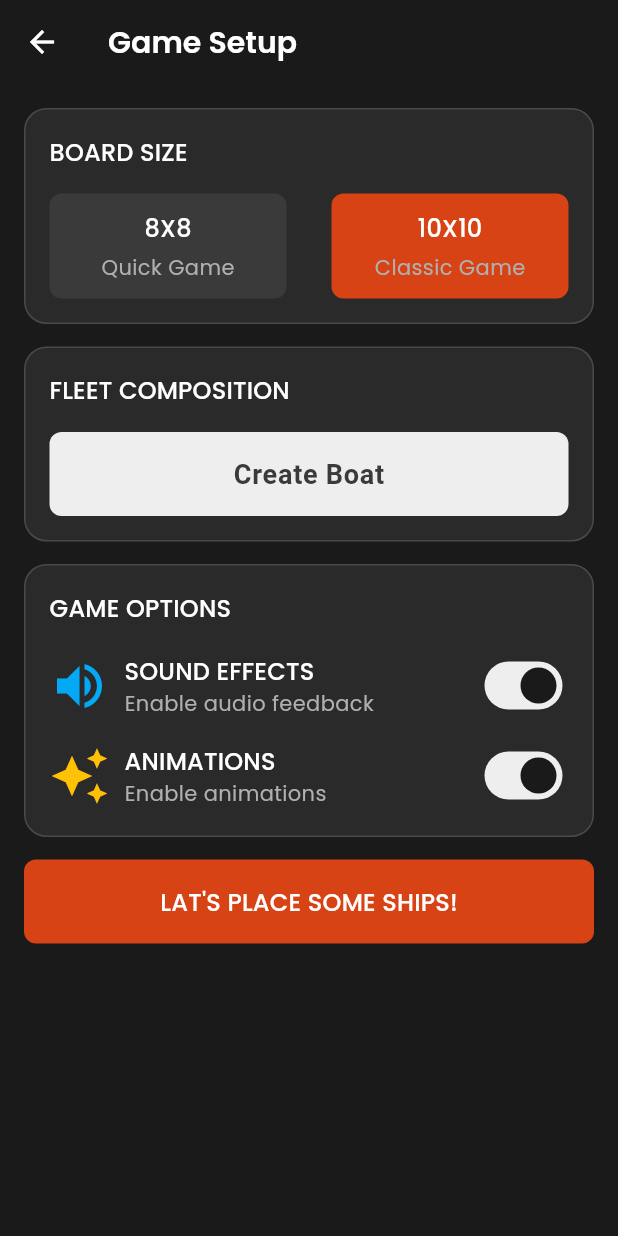
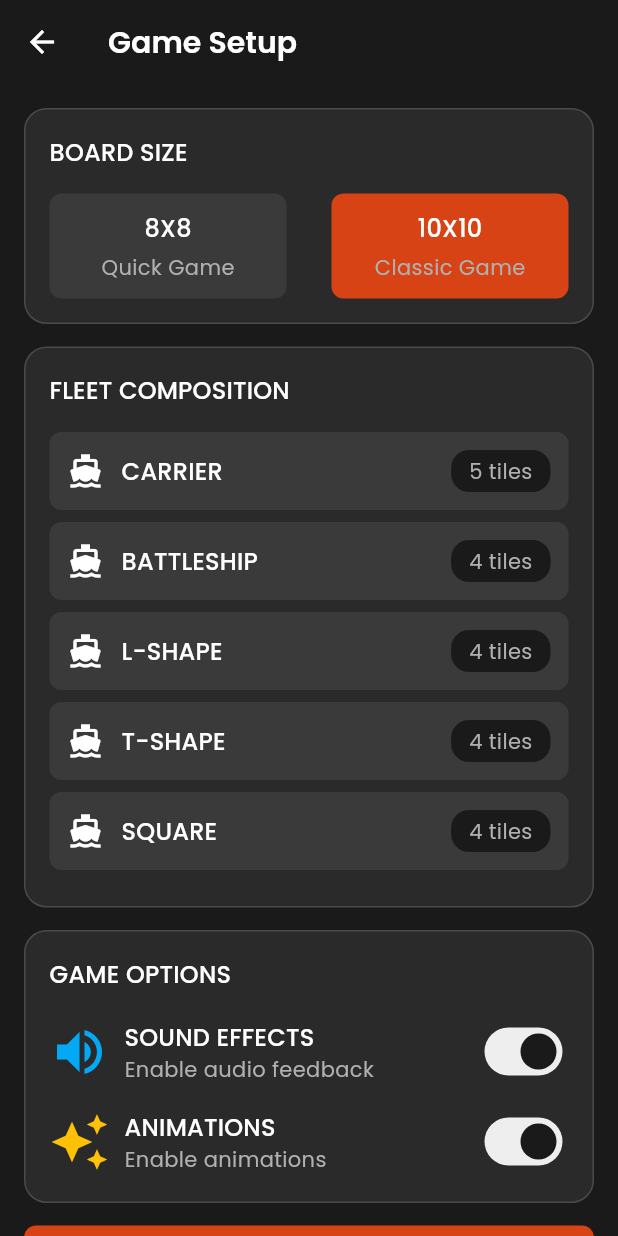
Before and after one commit to saminkosaurusrex/Sink-IT, a Flutter app: the SetupScreen screen opened directly, on a phone screen of 412 x 824 dp. Run offline on Flutter 3.47's test engine with Material 3 defaults, Android fonts, the phone set to English and light mode, and no system bars; our stand-ins replace google_fonts, riverpod_annotation; generated files the repository leaves out were written again.

Commit message:
setup sreen, with mock data

```diff
--- a/sink_it/lib/models/Player.dart
+++ b/sink_it/lib/models/Player.dart
@@ -1,4 +1,4 @@
-import 'package:sink_it/models/ship.dart';
+import 'package:sink_it/models/ship/ship.dart';
 
 class Player {
   final String id;
--- a/sink_it/lib/models/game_config.dart
+++ b/sink_it/lib/models/game_config.dart
@@ -1,20 +1,98 @@
+import 'package:sink_it/models/ship/ship.dart';
+import 'package:sink_it/models/ship/shape_cell.dart';
+
 class GameConfig {
   final int boardSize;
   final bool soundEnabled;
   final bool animationsEnabled;
+  final List<Ship> fleet;
 
   GameConfig({
     required this.boardSize,
     this.soundEnabled = true,
     this.animationsEnabled = true,
-  });
+    List<Ship>? fleet,
+  }) : fleet = fleet ?? _getDefaultFleet(boardSize);
+
+  static List<Ship> _getDefaultFleet(int boardSize) {
+    if (boardSize == 8) {
+      return [
+        Ship(
+          id: '1',
+          name: 'Cruiser',
+          shape: [
+            ShapeCell(x: 0, y: 0),
+            ShapeCell(x: 1, y: 0),
+            ShapeCell(x: 2, y: 0),
+          ],
+        ),
+        Ship(
+          id: '2',
+          name: 'Destroyer',
+          shape: [ShapeCell(x: 0, y: 0), ShapeCell(x: 1, y: 0)],
+        ),
+      ];
+    }
+
+    return [
+      Ship(
+        id: '1',
+        name: 'Carrier',
+        shape: [
+          ShapeCell(x: 0, y: 0),
+          ShapeCell(x: 1, y: 0),
+          ShapeCell(x: 2, y: 0),
+          ShapeCell(x: 3, y: 0),
+          ShapeCell(x: 4, y: 0),
+        ],
+      ),
+      Ship(
+        id: '2',
+        name: 'Battleship',
+        shape: [
+          ShapeCell(x: 0, y: 0),
+          ShapeCell(x: 1, y: 0),
+          ShapeCell(x: 2, y: 0),
+          ShapeCell(x: 3, y: 0),
+        ],
+      ),
+      Ship(
+        id: '3',
+        name: 'L-Shape',
+        shape: [
+          ShapeCell(x: 0, y: 0),
+          ShapeCell(x: 0, y: 1),
+          ShapeCell(x: 0, y: 2),
+          ShapeCell(x: 1, y: 2),
+        ],
+      ),
+      Ship(
+        id: '4',
+        name: 'T-Shape',
+        shape: [
+          ShapeCell(x: 0, y: 0),
+          ShapeCell(x: 1, y: 0),
+          ShapeCell(x: 2, y: 0),
+          ShapeCell(x: 1, y: 1),
+        ],
+      ),
+      Ship(
+        id: '5',
+        name: 'Square',
+        shape: [
+          ShapeCell(x: 0, y: 0),
+          ShapeCell(x: 1, y: 0),
+          ShapeCell(x: 0, y: 1),
+          ShapeCell(x: 1, y: 1),
+        ],
+      ),
+    ];
+  }
 
   Map<String, dynamic> toJson() => {
     'board_size': boardSize,
-    'sound_enabled': soundEnabled,
-    'animations_enabled': animationsEnabled,
     'max_players': 2,
-    'allow_customs_ships': true,
+    'allow_custom_ships': false,
     'initial_spells': [],
   };
 }
--- /dev/null
+++ b/sink_it/lib/models/ship/shape_cell.dart
@@ -0,0 +1,13 @@
+class ShapeCell {
+  final int x;
+  final int y;
+
+  ShapeCell({required this.x, required this.y});
+
+  @override
+  bool operator ==(Object other) =>
+      other is ShapeCell && other.x == x && other.y == y;
+
+  @override
+  int get hashCode => Object.hash(x, y);
+}
--- /dev/null
+++ b/sink_it/lib/models/ship/ship.dart
@@ -0,0 +1,43 @@
+import 'package:sink_it/models/position.dart';
+import 'package:sink_it/models/ship/shape_cell.dart';
+
+class Ship {
+  final String id;
+  final String name;
+  final List<ShapeCell> shape;
+  final List<Position> placedPositions;
+
+  Ship({
+    required this.id,
+    required this.name,
+    required this.shape,
+    this.placedPositions = const [],
+  });
+
+  int get size => shape.length;
+
+  // Pomocné gettery pre bounding box
+  int get width {
+    if (shape.isEmpty) return 0;
+    return shape.map((c) => c.x).reduce((a, b) => a > b ? a : b) + 1;
+  }
+
+  int get height {
+    if (shape.isEmpty) return 0;
+    return shape.map((c) => c.y).reduce((a, b) => a > b ? a : b) + 1;
+  }
+
+  Ship copyWith({List<Position>? placedPositions}) {
+    return Ship(
+      id: id,
+      name: name,
+      shape: shape,
+      placedPositions: placedPositions ?? this.placedPositions,
+    );
+  }
+
+  Map<String, dynamic> toJson() => {
+    'ship_name': name,
+    'positions': placedPositions.map((p) => p.toJson()).toList(),
+  };
+}
--- a/sink_it/lib/providers/game_provider.dart
+++ b/sink_it/lib/providers/game_provider.dart
@@ -1,6 +1,6 @@
 import 'package:riverpod_annotation/riverpod_annotation.dart';
 import 'package:sink_it/models/game.dart';
-import 'package:sink_it/models/ship.dart';
+import 'package:sink_it/models/ship/ship.dart';
 
 part 'game_provider.g.dart';
 
--- a/sink_it/lib/screens/setup/setup_screen.dart
+++ b/sink_it/lib/screens/setup/setup_screen.dart
@@ -2,6 +2,7 @@ import 'package:flutter/material.dart';
 import 'package:sink_it/models/game_config.dart';
 import 'package:sink_it/screens/player_setup_screen.dart';
 import 'package:sink_it/screens/setup/setting_row.dart';
+import 'package:sink_it/screens/setup/ship_box.dart';
 import 'package:sink_it/shared/board_size_button.dart';
 import 'package:sink_it/shared/create_boat_button.dart';
 import 'package:sink_it/shared/styled_box.dart';
@@ -19,12 +20,35 @@ class _SetupScreenState extends State<SetupScreen> {
   int selectedBoardSize = 10;
   bool soundEnabled = true;
   bool animationsEnabled = true;
+  late GameConfig config;
+
+  @override
+  void initState() {
+    super.initState();
+    config = GameConfig(
+      boardSize: selectedBoardSize,
+      soundEnabled: soundEnabled,
+      animationsEnabled: animationsEnabled,
+    );
+  }
+
+  void updateBoardSize(int size) {
+    setState(() {
+      selectedBoardSize = size;
+      config = GameConfig(
+        boardSize: size,
+        soundEnabled: soundEnabled,
+        animationsEnabled: animationsEnabled,
+      );
+    });
+  }
 
   @override
   Widget build(BuildContext context) {
     return Scaffold(
       appBar: AppBar(title: StyledHeading('Game Setup')),
-      body: SingleChildScrollView(
+      body: SafeArea(
+        child: SingleChildScrollView(
           padding: EdgeInsets.all(16),
           child: Column(
             children: [
@@ -37,18 +61,14 @@ class _SetupScreenState extends State<SetupScreen> {
                       size: '8x8',
                       label: 'Quick Game',
                       isSelected: selectedBoardSize == 8,
-                    onPressed: () => setState(() {
-                      selectedBoardSize = 8;
-                    }),
+                      onPressed: () => updateBoardSize(8),
                     ),
                     SizedBox(width: 30),
                     BoardSizeButton(
                       size: '10x10',
                       label: 'Classic Game',
                       isSelected: selectedBoardSize == 10,
-                    onPressed: () => setState(() {
-                      selectedBoardSize = 10;
-                    }),
+                      onPressed: () => updateBoardSize(10),
                     ),
                   ],
                 ),
@@ -58,7 +78,14 @@ class _SetupScreenState extends State<SetupScreen> {
               // Fleet Composition
               SectionBox(
                 title: StyledTitle('Fleet Composition'),
-              child: SecondaryButton(onPressed: () {}, text: 'Create Boat'),
+                child: Column(
+                  children: config.fleet.map((ship) {
+                    return Padding(
+                      padding: const EdgeInsets.only(bottom: 8),
+                      child: ShipBox(ship: ship, onTap: () {}),
+                    );
+                  }).toList(),
+                ),
               ),
 
               SizedBox(height: 15),
@@ -120,6 +147,7 @@ class _SetupScreenState extends State<SetupScreen> {
             ],
           ),
         ),
+      ),
     );
   }
 }
--- /dev/null
+++ b/sink_it/lib/screens/setup/ship_box.dart
@@ -0,0 +1,46 @@
+import 'package:flutter/material.dart';
+import 'package:sink_it/models/ship/ship.dart';
+import 'package:sink_it/shared/styled_text.dart';
+import 'package:sink_it/theme.dart';
+
+class ShipBox extends StatelessWidget {
+  const ShipBox({super.key, required this.ship, this.onTap, this.onDelete});
+
+  final Ship ship;
+  final VoidCallback? onTap;
+  final VoidCallback? onDelete;
+
+  @override
+  Widget build(BuildContext context) {
+    return Container(
+      padding: const EdgeInsets.all(12),
+      decoration: BoxDecoration(
+        color: AppTheme.lightGray,
+        borderRadius: BorderRadius.circular(8),
+      ),
+      child: Row(
+        children: [
+          Icon(Icons.directions_boat, color: AppTheme.textPrimary, size: 24),
+          const SizedBox(width: 12),
+          Expanded(child: StyledTitle(ship.name)),
+          Container(
+            padding: const EdgeInsets.symmetric(horizontal: 12, vertical: 4),
+            decoration: BoxDecoration(
+              color: AppTheme.darkBackground,
+              borderRadius: BorderRadius.circular(12),
+            ),
+            child: StyledText('${ship.size} tiles'),
+          ),
+          if (onDelete != null) ...[
+            const SizedBox(width: 8),
+            IconButton(
+              onPressed: onDelete,
+              icon: Icon(Icons.delete, color: AppTheme.primaryRed),
+              iconSize: 20,
+            ),
+          ],
+        ],
+      ),
+    );
+  }
+}
```
Also changed, not shown: sink_it/lib/models/ship.dart (deleted, +0 -9 lines), sink_it/lib/models/ship/ship_helper.dart (added, +65 -0 lines). Lines whose indentation alone changed are shown as unchanged.
